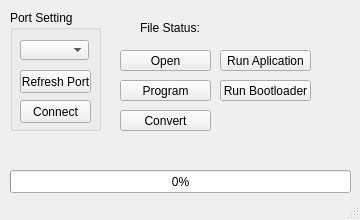
Qt form mainwindow.ui (flishet/GUI-Bootloader) before a commit.
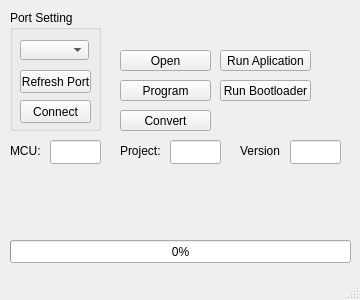
The same form after that commit.

What changed in the file:
```diff
--- a/mainwindow.ui
+++ b/mainwindow.ui
@@ -7,7 +7,7 @@
     <x>0</x>
     <y>0</y>
     <width>360</width>
-    <height>220</height>
+    <height>300</height>
    </rect>
   </property>
   <property name="sizePolicy">
@@ -25,7 +25,7 @@
   <property name="maximumSize">
    <size>
     <width>360</width>
-    <height>220</height>
+    <height>300</height>
    </size>
   </property>
   <property name="windowTitle">
@@ -116,21 +116,21 @@
    <widget class="QLabel" name="label">
     <property name="geometry">
      <rect>
-      <x>140</x>
-      <y>20</y>
-      <width>121</width>
-      <height>16</height>
+      <x>120</x>
+      <y>10</y>
+      <width>191</width>
+      <height>31</height>
      </rect>
     </property>
     <property name="text">
-     <string>File Status:</string>
+     <string/>
     </property>
    </widget>
    <widget class="QProgressBar" name="progressBar">
     <property name="geometry">
      <rect>
       <x>10</x>
-      <y>170</y>
+      <y>240</y>
       <width>341</width>
       <height>23</height>
      </rect>
@@ -178,7 +178,7 @@
     <property name="geometry">
      <rect>
       <x>10</x>
-      <y>139</y>
+      <y>200</y>
       <width>341</width>
       <height>31</height>
      </rect>
@@ -203,6 +203,78 @@
      <string>Convert</string>
     </property>
    </widget>
+   <widget class="QLineEdit" name="lineEdit">
+    <property name="geometry">
+     <rect>
+      <x>50</x>
+      <y>140</y>
+      <width>51</width>
+      <height>24</height>
+     </rect>
+    </property>
+    <property name="inputMask">
+     <string>9999</string>
+    </property>
+   </widget>
+   <widget class="QLabel" name="label_3">
+    <property name="geometry">
+     <rect>
+      <x>10</x>
+      <y>140</y>
+      <width>31</width>
+      <height>21</height>
+     </rect>
+    </property>
+    <property name="text">
+     <string>MCU:</string>
+    </property>
+   </widget>
+   <widget class="QLineEdit" name="lineEdit_2">
+    <property name="geometry">
+     <rect>
+      <x>170</x>
+      <y>140</y>
+      <width>51</width>
+      <height>24</height>
+     </rect>
+    </property>
+   </widget>
+   <widget class="QLabel" name="label_4">
+    <property name="geometry">
+     <rect>
+      <x>120</x>
+      <y>140</y>
+      <width>41</width>
+      <height>21</height>
+     </rect>
+    </property>
+    <property name="text">
+     <string>Project:</string>
+    </property>
+   </widget>
+   <widget class="QLabel" name="label_5">
+    <property name="geometry">
+     <rect>
+      <x>240</x>
+      <y>140</y>
+      <width>41</width>
+      <height>21</height>
+     </rect>
+    </property>
+    <property name="text">
+     <string>Version:</string>
+    </property>
+   </widget>
+   <widget class="QLineEdit" name="lineEdit_3">
+    <property name="geometry">
+     <rect>
+      <x>290</x>
+      <y>140</y>
+      <width>51</width>
+      <height>24</height>
+     </rect>
+    </property>
+   </widget>
   </widget>
   <widget class="QStatusBar" name="statusbar"/>
  </widget>
```
Left out of the diff: 8 changed lines with no effect on the pictures.
